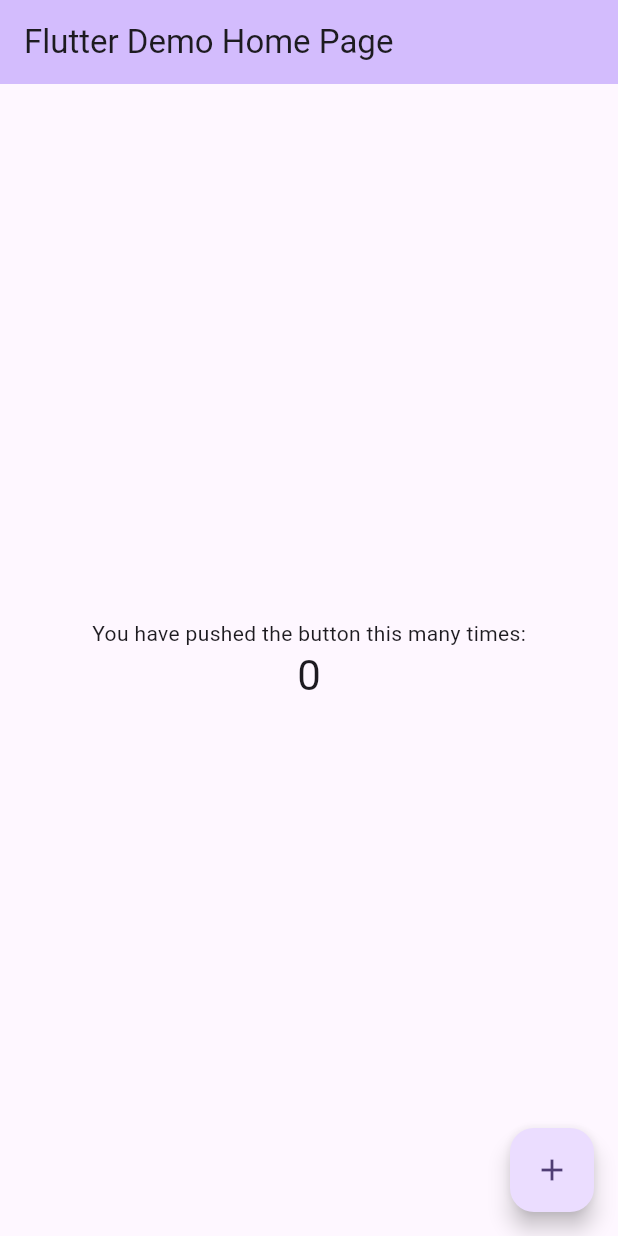
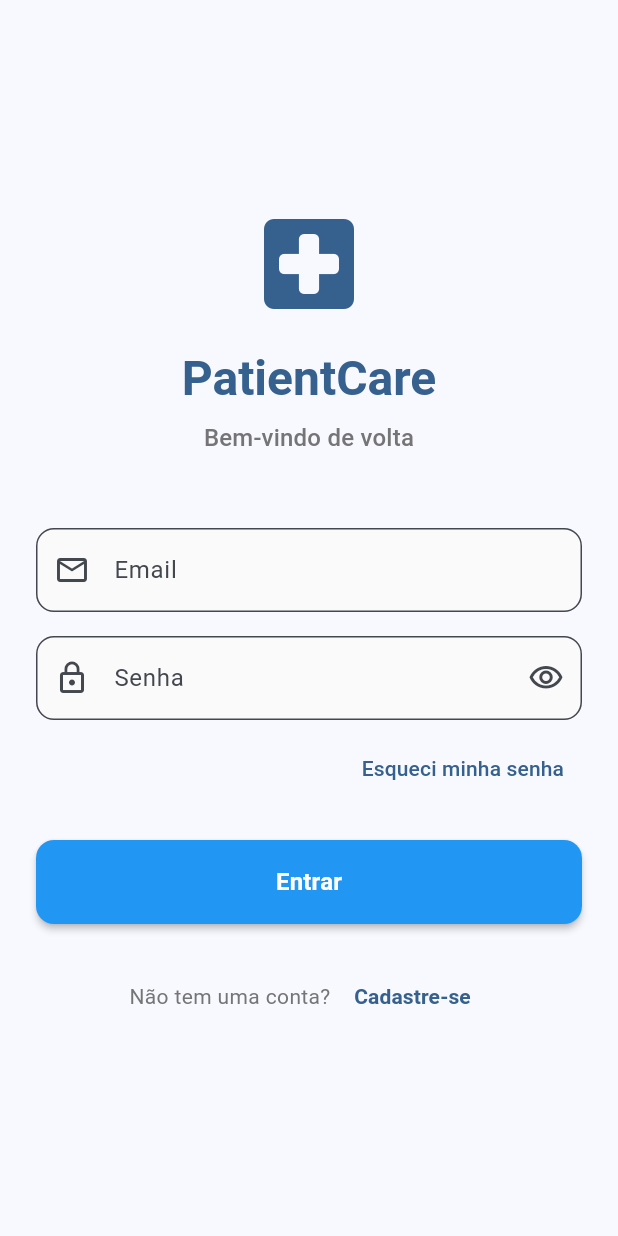
Before and after one commit to leonardolucena/patientcareapp, a Flutter app: the screen it shows after launch, on a phone screen of 412 x 824 dp. Run offline on Flutter 3.47's test engine with Material 3 defaults, Android fonts, the light colour scheme and no system bars; our stand-ins replace go_router.

Commit message:
Update dependencies and restructure project documentation. Added `go_router` for route management and updated Flutter SDK version. Enhanced README with project structure, main dependencies, and setup instructions. Removed unused widget test file.

```diff
--- a/lib/main.dart
+++ b/lib/main.dart
@@ -1,4 +1,5 @@
 import 'package:flutter/material.dart';
+import 'package:patientcareapp/routes/app_router.dart';
 
 void main() {
   runApp(const MyApp());
@@ -7,119 +8,37 @@
 class MyApp extends StatelessWidget {
   const MyApp({super.key});
 
-  // This widget is the root of your application.
   @override
   Widget build(BuildContext context) {
-    return MaterialApp(
-      title: 'Flutter Demo',
+    return MaterialApp.router(
+      title: 'PatientCare',
+      debugShowCheckedModeBanner: false,
       theme: ThemeData(
-        // This is the theme of your application.
-        //
-        // TRY THIS: Try running your application with "flutter run". You'll see
-        // the application has a purple toolbar. Then, without quitting the app,
-        // try changing the seedColor in the colorScheme below to Colors.green
-        // and then invoke "hot reload" (save your changes or press the "hot
-        // reload" button in a Flutter-supported IDE, or press "r" if you used
-        // the command line to start the app).
-        //
-        // Notice that the counter didn't reset back to zero; the application
-        // state is not lost during the reload. To reset the state, use hot
-        // restart instead.
-        //
-        // This works for code too, not just values: Most code changes can be
-        // tested with just a hot reload.
-        colorScheme: ColorScheme.fromSeed(seedColor: Colors.deepPurple),
+        colorScheme: ColorScheme.fromSeed(
+          seedColor: Colors.blue,
+          brightness: Brightness.light,
+        ),
         useMaterial3: true,
+        inputDecorationTheme: InputDecorationTheme(
+          filled: true,
+          fillColor: Colors.grey[50],
+          border: OutlineInputBorder(
+            borderRadius: BorderRadius.circular(12),
+          ),
+        ),
+        elevatedButtonTheme: ElevatedButtonThemeData(
+          style: ElevatedButton.styleFrom(
+            backgroundColor: Colors.blue,
+            foregroundColor: Colors.white,
+            elevation: 2,
+            padding: const EdgeInsets.symmetric(horizontal: 24, vertical: 12),
+            shape: RoundedRectangleBorder(
+              borderRadius: BorderRadius.circular(12),
+            ),
+          ),
+        ),
       ),
-      home: const MyHomePage(title: 'Flutter Demo Home Page'),
+      routerConfig: AppRouter.router,
     );
   }
 }
-
-class MyHomePage extends StatefulWidget {
-  const MyHomePage({super.key, required this.title});
-
-  // This widget is the home page of your application. It is stateful, meaning
-  // that it has a State object (defined below) that contains fields that affect
-  // how it looks.
-
-  // This class is the configuration for the state. It holds the values (in this
-  // case the title) provided by the parent (in this case the App widget) and
-  // used by the build method of the State. Fields in a Widget subclass are
-  // always marked "final".
-
-  final String title;
-
-  @override
-  State<MyHomePage> createState() => _MyHomePageState();
-}
-
-class _MyHomePageState extends State<MyHomePage> {
-  int _counter = 0;
-
-  void _incrementCounter() {
-    setState(() {
-      // This call to setState tells the Flutter framework that something has
-      // changed in this State, which causes it to rerun the build method below
-      // so that the display can reflect the updated values. If we changed
-      // _counter without calling setState(), then the build method would not be
-      // called again, and so nothing would appear to happen.
-      _counter++;
-    });
-  }
-
-  @override
-  Widget build(BuildContext context) {
-    // This method is rerun every time setState is called, for instance as done
-    // by the _incrementCounter method above.
-    //
-    // The Flutter framework has been optimized to make rerunning build methods
-    // fast, so that you can just rebuild anything that needs updating rather
-    // than having to individually change instances of widgets.
-    return Scaffold(
-      appBar: AppBar(
-        // TRY THIS: Try changing the color here to a specific color (to
-        // Colors.amber, perhaps?) and trigger a hot reload to see the AppBar
-        // change color while the other colors stay the same.
-        backgroundColor: Theme.of(context).colorScheme.inversePrimary,
-        // Here we take the value from the MyHomePage object that was created by
-        // the App.build method, and use it to set our appbar title.
-        title: Text(widget.title),
-      ),
-      body: Center(
-        // Center is a layout widget. It takes a single child and positions it
-        // in the middle of the parent.
-        child: Column(
-          // Column is also a layout widget. It takes a list of children and
-          // arranges them vertically. By default, it sizes itself to fit its
-          // children horizontally, and tries to be as tall as its parent.
-          //
-          // Column has various properties to control how it sizes itself and
-          // how it positions its children. Here we use mainAxisAlignment to
-          // center the children vertically; the main axis here is the vertical
-          // axis because Columns are vertical (the cross axis would be
-          // horizontal).
-          //
-          // TRY THIS: Invoke "debug painting" (choose the "Toggle Debug Paint"
-          // action in the IDE, or press "p" in the console), to see the
-          // wireframe for each widget.
-          mainAxisAlignment: MainAxisAlignment.center,
-          children: <Widget>[
-            const Text(
-              'You have pushed the button this many times:',
-            ),
-            Text(
-              '$_counter',
-              style: Theme.of(context).textTheme.headlineMedium,
-            ),
-          ],
-        ),
-      ),
-      floatingActionButton: FloatingActionButton(
-        onPressed: _incrementCounter,
-        tooltip: 'Increment',
-        child: const Icon(Icons.add),
-      ), // This trailing comma makes auto-formatting nicer for build methods.
-    );
-  }
-}
--- /dev/null
+++ b/lib/routes/app_router.dart
@@ -0,0 +1,22 @@
+import 'package:go_router/go_router.dart';
+import 'package:patientcareapp/screens/login_screen.dart';
+
+class AppRouter {
+  static final GoRouter router = GoRouter(
+    initialLocation: '/',
+    routes: [
+      GoRoute(
+        path: '/',
+        name: 'login',
+        builder: (context, state) => const LoginScreen(),
+      ),
+      // Adicione mais rotas aqui conforme necessário
+      // Exemplo:
+      // GoRoute(
+      //   path: '/home',
+      //   name: 'home',
+      //   builder: (context, state) => const HomeScreen(),
+      // ),
+    ],
+  );
+}
--- /dev/null
+++ b/lib/screens/login_screen.dart
@@ -0,0 +1,228 @@
+import 'package:flutter/material.dart';
+
+class LoginScreen extends StatefulWidget {
+  const LoginScreen({super.key});
+
+  @override
+  State<LoginScreen> createState() => _LoginScreenState();
+}
+
+class _LoginScreenState extends State<LoginScreen> {
+  final _formKey = GlobalKey<FormState>();
+  final _emailController = TextEditingController();
+  final _passwordController = TextEditingController();
+  bool _obscurePassword = true;
+  bool _isLoading = false;
+
+  @override
+  void dispose() {
+    _emailController.dispose();
+    _passwordController.dispose();
+    super.dispose();
+  }
+
+  Future<void> _handleLogin() async {
+    if (_formKey.currentState!.validate()) {
+      setState(() => _isLoading = true);
+
+      // TODO: Implementar lógica de autenticação
+      await Future.delayed(const Duration(seconds: 2));
+
+      setState(() => _isLoading = false);
+
+      if (mounted) {
+        ScaffoldMessenger.of(context).showSnackBar(
+          const SnackBar(
+            content: Text('Login em desenvolvimento'),
+            backgroundColor: Colors.blue,
+          ),
+        );
+      }
+    }
+  }
+
+  @override
+  Widget build(BuildContext context) {
+    return Scaffold(
+      body: SafeArea(
+        child: Center(
+          child: SingleChildScrollView(
+            padding: const EdgeInsets.all(24.0),
+            child: Form(
+              key: _formKey,
+              child: Column(
+                mainAxisAlignment: MainAxisAlignment.center,
+                crossAxisAlignment: CrossAxisAlignment.stretch,
+                children: [
+                  // Logo ou Ícone
+                  Icon(
+                    Icons.local_hospital_rounded,
+                    size: 80,
+                    color: Theme.of(context).primaryColor,
+                  ),
+                  const SizedBox(height: 16),
+
+                  // Título
+                  Text(
+                    'PatientCare',
+                    style: Theme.of(context).textTheme.headlineLarge?.copyWith(
+                          fontWeight: FontWeight.bold,
+                          color: Theme.of(context).primaryColor,
+                        ),
+                    textAlign: TextAlign.center,
+                  ),
+                  const SizedBox(height: 8),
+                  Text(
+                    'Bem-vindo de volta',
+                    style: Theme.of(context).textTheme.titleMedium?.copyWith(
+                          color: Colors.grey[600],
+                        ),
+                    textAlign: TextAlign.center,
+                  ),
+                  const SizedBox(height: 48),
+
+                  // Campo de Email
+                  TextFormField(
+                    controller: _emailController,
+                    keyboardType: TextInputType.emailAddress,
+                    decoration: InputDecoration(
+                      labelText: 'Email',
+                      hintText: 'seu.email@exemplo.com',
+                      prefixIcon: const Icon(Icons.email_outlined),
+                      border: OutlineInputBorder(
+                        borderRadius: BorderRadius.circular(12),
+                      ),
+                      filled: true,
+                      fillColor: Colors.grey[50],
+                    ),
+                    validator: (value) {
+                      if (value == null || value.isEmpty) {
+                        return 'Por favor, insira seu email';
+                      }
+                      if (!RegExp(r'^[\w-\.]+@([\w-]+\.)+[\w-]{2,4}$')
+                          .hasMatch(value)) {
+                        return 'Por favor, insira um email válido';
+                      }
+                      return null;
+                    },
+                  ),
+                  const SizedBox(height: 16),
+
+                  // Campo de Senha
+                  TextFormField(
+                    controller: _passwordController,
+                    obscureText: _obscurePassword,
+                    decoration: InputDecoration(
+                      labelText: 'Senha',
+                      hintText: '••••••••',
+                      prefixIcon: const Icon(Icons.lock_outline),
+                      suffixIcon: IconButton(
+                        icon: Icon(
+                          _obscurePassword
+                              ? Icons.visibility_outlined
+                              : Icons.visibility_off_outlined,
+                        ),
+                        onPressed: () {
+                          setState(() {
+                            _obscurePassword = !_obscurePassword;
+                          });
+                        },
+                      ),
+                      border: OutlineInputBorder(
+                        borderRadius: BorderRadius.circular(12),
+                      ),
+                      filled: true,
+                      fillColor: Colors.grey[50],
+                    ),
+                    validator: (value) {
+                      if (value == null || value.isEmpty) {
+                        return 'Por favor, insira sua senha';
+                      }
+                      if (value.length < 6) {
+                        return 'A senha deve ter pelo menos 6 caracteres';
+                      }
+                      return null;
+                    },
+                  ),
+                  const SizedBox(height: 8),
+
+                  // Link Esqueci a Senha
+                  Align(
+                    alignment: Alignment.centerRight,
+                    child: TextButton(
+                      onPressed: () {
+                        // TODO: Implementar recuperação de senha
+                        ScaffoldMessenger.of(context).showSnackBar(
+                          const SnackBar(
+                            content: Text('Funcionalidade em desenvolvimento'),
+                          ),
+                        );
+                      },
+                      child: const Text('Esqueci minha senha'),
+                    ),
+                  ),
+                  const SizedBox(height: 24),
+
+                  // Botão de Login
+                  SizedBox(
+                    height: 56,
+                    child: ElevatedButton(
+                      onPressed: _isLoading ? null : _handleLogin,
+                      style: ElevatedButton.styleFrom(
+                        shape: RoundedRectangleBorder(
+                          borderRadius: BorderRadius.circular(12),
+                        ),
+                      ),
+                      child: _isLoading
+                          ? const SizedBox(
+                              height: 24,
+                              width: 24,
+                              child: CircularProgressIndicator(
+                                strokeWidth: 2,
+                                color: Colors.white,
+                              ),
+                            )
+                          : const Text(
+                              'Entrar',
+                              style: TextStyle(
+                                fontSize: 16,
+                                fontWeight: FontWeight.bold,
+                              ),
+                            ),
+                    ),
+                  ),
+                  const SizedBox(height: 24),
+
+                  // Link para Cadastro
+                  Row(
+                    mainAxisAlignment: MainAxisAlignment.center,
+                    children: [
+                      Text(
+                        'Não tem uma conta? ',
+                        style: TextStyle(color: Colors.grey[600]),
+                      ),
+                      TextButton(
+                        onPressed: () {
+                          // TODO: Navegar para tela de cadastro
+                          ScaffoldMessenger.of(context).showSnackBar(
+                            const SnackBar(
+                              content: Text('Funcionalidade em desenvolvimento'),
+                            ),
+                          );
+                        },
+                        child: const Text(
+                          'Cadastre-se',
+                          style: TextStyle(fontWeight: FontWeight.bold),
+                        ),
+                      ),
+                    ],
+                  ),
+                ],
+              ),
+            ),
+          ),
+        ),
+      ),
+    );
+  }
+}
--- a/pubspec.yaml
+++ b/pubspec.yaml
@@ -34,6 +34,7 @@ dependencies:
   # The following adds the Cupertino Icons font to your application.
   # Use with the CupertinoIcons class for iOS style icons.
   cupertino_icons: ^1.0.8
+  go_router: ^14.6.2
 
 dev_dependencies:
   flutter_test:
```
Also changed, not shown: pubspec.lock, 2 other files.
